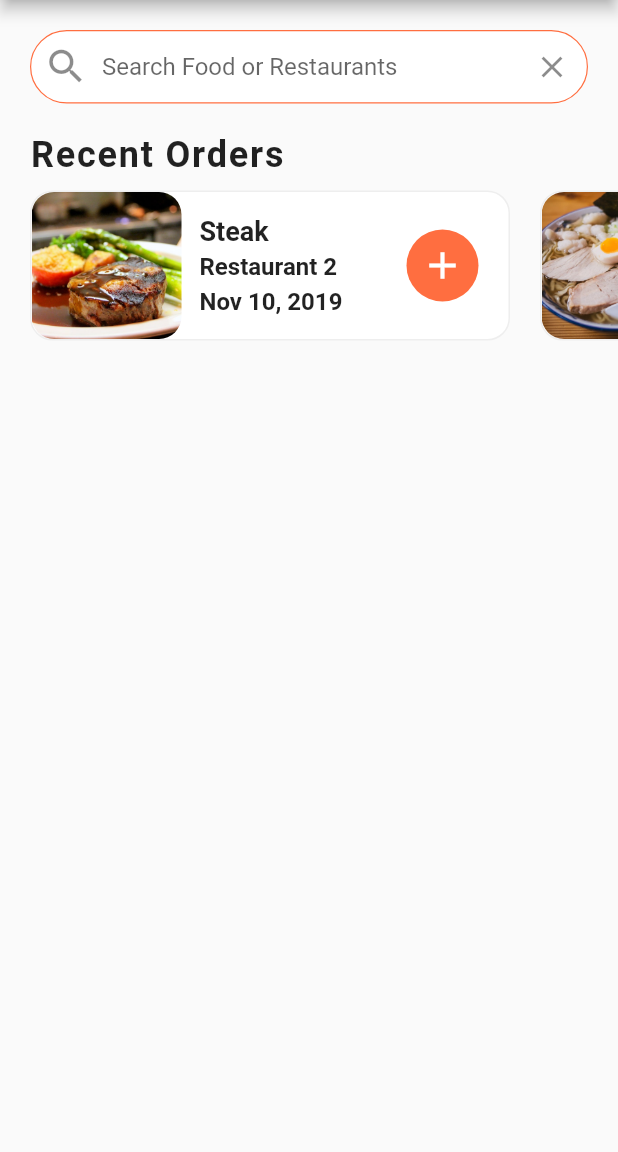
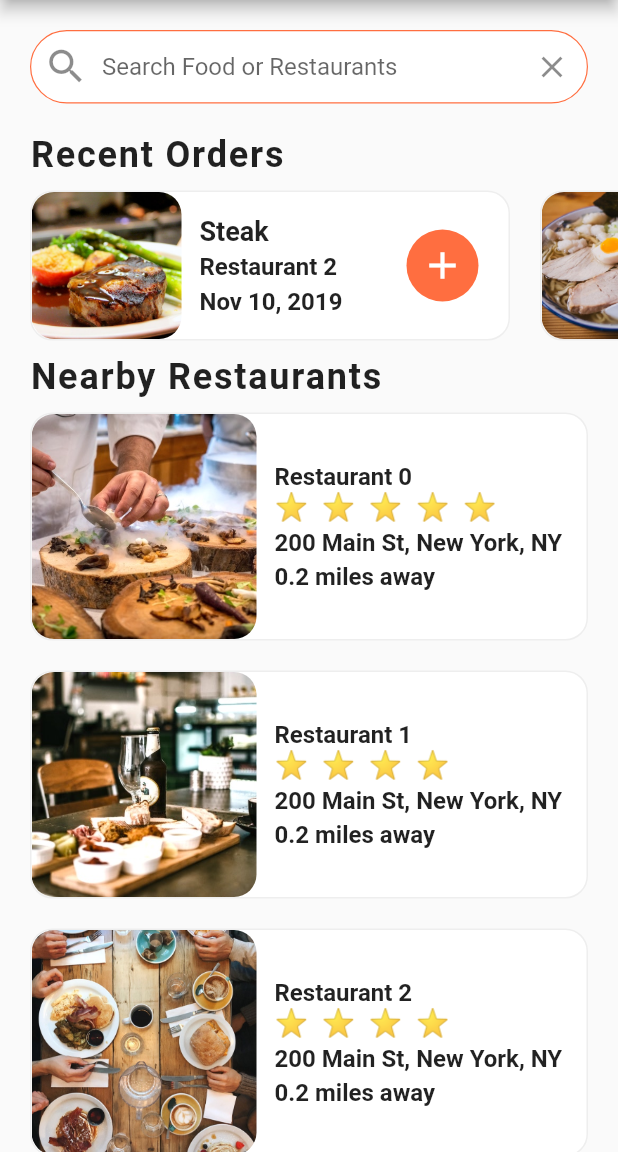
Before and after one commit to harvi7/flutter_food_delivery_ui, a Flutter app: the screen it shows after launch, on a phone screen of 412 x 824 dp, the part 84-1236 px from its top. Run offline on Flutter 3.47's test engine with Material 2 defaults, Android fonts, the phone set to English and light mode, and no system bars.

Commit message:
Nearby Restaurants

```diff
--- a/lib/screens/home_screen.dart
+++ b/lib/screens/home_screen.dart
@@ -1,7 +1,9 @@
 import 'package:flutter/material.dart';
+import 'package:flutter_food_delivery_ui/widgets/ratings_stars.dart';
 import 'package:flutter_food_delivery_ui/widgets/recent_orders.dart';
 
 import '../data/data.dart';
+import '../models/restaurant.dart';
 
 class HomeScreen extends StatefulWidget {
   @override
@@ -9,6 +11,78 @@ class HomeScreen extends StatefulWidget {
 }
 
 class _HomeScreenState extends State<HomeScreen> {
+
+  _buildRestaurants() {
+    List<Widget> restaurantList = [];
+    restaurants.forEach((Restaurant restaurant) {
+      restaurantList.add(
+        Container(
+          margin: EdgeInsets.symmetric(horizontal: 20.0, vertical: 10.0),
+          decoration: BoxDecoration(
+            color: Colors.white,
+            borderRadius: BorderRadius.circular(15.0),
+            border: Border.all(
+              width: 1.0,
+              color: Colors.grey[200],
+            ),
+          ),
+          child: Row(
+            children: <Widget>[
+              ClipRRect(
+                borderRadius: BorderRadius.circular(15.0),
+                child: Image(
+                  height: 150.0,
+                  width: 150.0,
+                  image: AssetImage(restaurant.imageUrl),
+                  fit: BoxFit.cover,
+                ),
+              ),
+              Container(
+                margin: EdgeInsets.all(12.0),
+                child: Column(
+                  mainAxisAlignment: MainAxisAlignment.center,
+                  crossAxisAlignment: CrossAxisAlignment.start,
+                  children: <Widget>[
+                    Text(
+                      restaurant.name,
+                      style: TextStyle(
+                        fontSize: 16.0,
+                        fontWeight: FontWeight.bold,
+                      ),
+                      overflow: TextOverflow.ellipsis,
+                    ),
+                    RatingStars(restaurant.rating),
+                    SizedBox(height: 4.0),
+                    Text(
+                      restaurant.address,
+                      style: TextStyle(
+                        fontSize: 16.0,
+                        fontWeight: FontWeight.w600,
+                      ),
+                      overflow: TextOverflow.ellipsis,
+                    ),
+                    SizedBox(height: 4.0),
+                    Text(
+                      '0.2 miles away',
+                      style: TextStyle(
+                        fontSize: 16.0,
+                        fontWeight: FontWeight.w600,
+                      ),
+                      overflow: TextOverflow.ellipsis,
+                    ),
+                  ],
+                ),
+              )
+            ],
+          ),
+        ),
+      );
+    });
+    return Column(
+      children: restaurantList,
+    );
+  }
+
   @override
   Widget build(BuildContext context) {
     return Scaffold(
@@ -66,6 +140,23 @@ class _HomeScreenState extends State<HomeScreen> {
             ),
           ),
           RecentOrders(),
+          Column(
+            crossAxisAlignment: CrossAxisAlignment.start,
+            children: <Widget>[
+              Padding(
+                padding:  EdgeInsets.symmetric(horizontal: 20.0),
+                child: Text(
+                  'Nearby Restaurants',
+                  style: TextStyle(
+                    fontSize: 24.0,
+                    fontWeight: FontWeight.w600,
+                    letterSpacing: 1.2,
+                  ),
+                ),
+              ),
+              _buildRestaurants(),
+            ],
+          )
         ],
       ),
     );
--- /dev/null
+++ b/lib/widgets/ratings_stars.dart
@@ -0,0 +1,21 @@
+import 'package:flutter/material.dart';
+
+class RatingStars extends StatelessWidget {
+
+  final int rating;
+
+  RatingStars(this.rating);
+
+  @override
+  Widget build(BuildContext context) {
+    String stars = '';
+    for (int i = 0; i < rating; i++) {
+      stars += '⭐  ';
+    }
+    stars.trim();
+    return Text(
+      stars,
+      style: TextStyle(fontSize: 18.0),
+    );
+  }
+}
```
Also changed, not shown: 1 other file.
